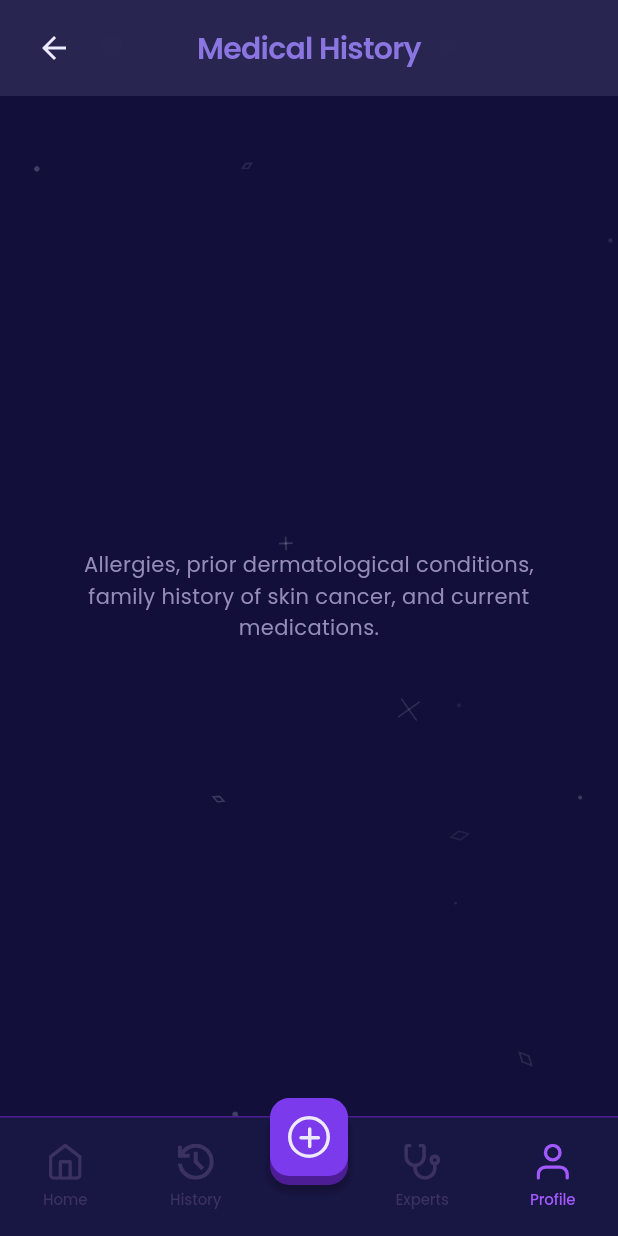
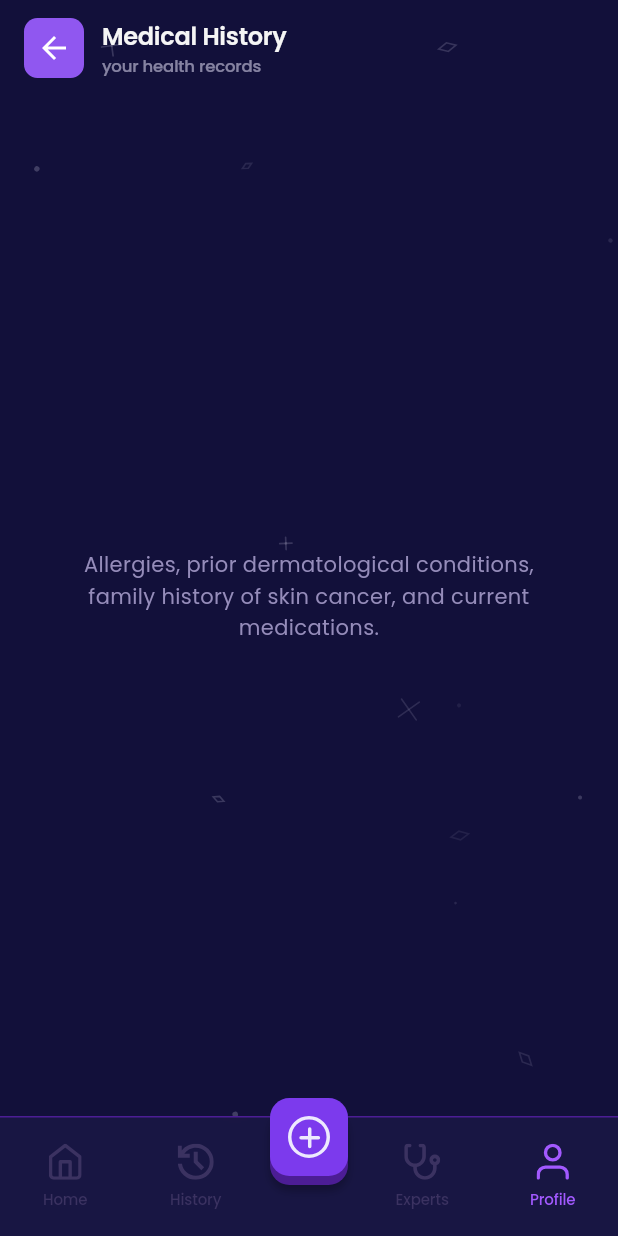
Before and after one commit to skeen-app/mobile-application, a Flutter app: the SkeenPlaceholderScreen screen opened directly, on a phone screen of 412 x 824 dp. Run offline on Flutter 3.47's test engine with Material 3 defaults, Android fonts, the phone set to English and light mode, and no system bars; our stand-ins replace camera, flutter_riverpod, flutter_svg, geolocator, go_router, shared_preferences; accounts and stored records are empty.

Commit message:
refactor: top navbar like figma design

```diff
--- a/lib/core/widgets/skeen_placeholder_screen.dart
+++ b/lib/core/widgets/skeen_placeholder_screen.dart
@@ -14,12 +14,14 @@ class SkeenPlaceholderScreen extends StatelessWidget {
   const SkeenPlaceholderScreen({
     super.key,
     required this.title,
+    this.subtitle,
     required this.body,
     required this.activeTab,
     this.showBack = false,
   });
 
   final String title;
+  final String? subtitle;
   final String body;
   final SkeenNavTab activeTab;
   final bool showBack;
@@ -41,7 +43,12 @@ class SkeenPlaceholderScreen extends StatelessWidget {
           SafeArea(
             child: Column(
               children: [
-                if (showBack) SkeenTopAppBar(title: title, showBack: true),
+                if (showBack)
+                  SkeenTopAppBar(
+                    title: title,
+                    subtitle: subtitle,
+                    showBack: true,
+                  ),
                 Expanded(
                   child: Center(
                     child: Padding(
--- a/lib/core/widgets/skeen_top_app_bar.dart
+++ b/lib/core/widgets/skeen_top_app_bar.dart
@@ -1,16 +1,19 @@
-import 'dart:ui';
-
 import 'package:flutter/material.dart';
 import 'package:flutter_svg/flutter_svg.dart';
 import 'package:go_router/go_router.dart';
 
-import '../theme/app_colors.dart';
+import 'skeen_constellation.dart';
 
-/// Reusable frosted-glass top app bar.
+/// Reusable top app bar matching Figma `Header - TopAppBar` (155:1060).
 ///
-/// Matches Figma `Header - TopAppBar` (154:1026): translucent indigo with a
-/// 6 px blur, leading back button, centered title. Used on every screen that
-/// is reachable via push/pop (Profile, Body Map, Reminder, sub-settings, …).
+/// Layout (left → right):
+///   • 40 × 40 rounded-square button (#9057F0, radius 9) with white back arrow
+///   • Column: [title] Poppins SemiBold 16 px · #F5F5F5
+///             [subtitle] Poppins Medium 11 px · rgba(237,233,254,0.53)
+///   • Animated constellation decoration floating on the right
+///
+/// Background is transparent so the screen-level `SkeenStarField` shows
+/// through.
 ///
 /// The widget implements [PreferredSizeWidget] so it can drop into a
 /// `Scaffold(appBar:)`, but it is also fine to embed directly in a column
@@ -19,12 +22,17 @@ class SkeenTopAppBar extends StatelessWidget implements PreferredSizeWidget {
   const SkeenTopAppBar({
     super.key,
     required this.title,
+    this.subtitle,
     this.onBack,
     this.actions = const [],
     this.showBack = true,
   });
 
   final String title;
+
+  /// Optional subtitle rendered below the title.
+  /// When `null`, only the title row is shown.
+  final String? subtitle;
 
   /// Override for the back action. When `null`, falls back to `context.pop()`
   /// or `context.goNamed('home')` if the navigator stack cannot pop.
@@ -44,42 +52,66 @@ class SkeenTopAppBar extends StatelessWidget implements PreferredSizeWidget {
   Widget build(BuildContext context) {
     return SizedBox(
       height: _height,
-      child: ClipRect(
-        child: BackdropFilter(
-          filter: ImageFilter.blur(sigmaX: 6, sigmaY: 6),
-          child: Container(
-            color: const Color(0x9936345F),
+      child: Stack(
+        children: [
+          // ── Foreground row ──
+          Padding(
             padding: const EdgeInsets.symmetric(horizontal: 16),
             child: Row(
               children: [
+                // Back button
                 if (showBack)
                   _BackButton(onPressed: () => _handleBack(context))
                 else
                   const SizedBox(width: 40),
+
+                const SizedBox(width: 12),
+
+                // Title + subtitle column
                 Expanded(
-                  child: Text(
+                  child: Column(
+                    mainAxisAlignment: MainAxisAlignment.center,
+                    crossAxisAlignment: CrossAxisAlignment.start,
+                    children: [
+                      Text(
                         title,
-                    textAlign: TextAlign.center,
                         maxLines: 1,
                         overflow: TextOverflow.ellipsis,
                         style: const TextStyle(
                           fontFamily: 'Poppins',
                           fontWeight: FontWeight.w600,
-                      fontSize: 20,
-                      height: 1.4,
-                      letterSpacing: -0.5,
-                      color: Color(0xFF8B76E1),
+                          fontSize: 16,
+                          height: 1.5,
+                          letterSpacing: -0.16,
+                          color: Color(0xFFF5F5F5),
                         ),
                       ),
+                      if (subtitle != null) ...[
+                        Text(
+                          subtitle!,
+                          maxLines: 1,
+                          overflow: TextOverflow.ellipsis,
+                          style: const TextStyle(
+                            fontFamily: 'Poppins',
+                            fontWeight: FontWeight.w500,
+                            fontSize: 11,
+                            height: 1.5,
+                            letterSpacing: -0.11,
+                            color: Color(0x87EDE9FE), // rgba(237,233,254,0.53)
                           ),
-                if (actions.isEmpty)
-                  const SizedBox(width: 40)
-                else
+                        ),
+                      ],
+                    ],
+                  ),
+                ),
+
+                // Trailing actions
+                if (actions.isNotEmpty)
                   Row(mainAxisSize: MainAxisSize.min, children: actions),
               ],
             ),
           ),
-        ),
+        ],
       ),
     );
   }
@@ -106,20 +138,24 @@ class _BackButton extends StatelessWidget {
   Widget build(BuildContext context) {
     return Material(
       color: Colors.transparent,
-      shape: const CircleBorder(),
+      borderRadius: BorderRadius.circular(9),
       child: InkWell(
-        customBorder: const CircleBorder(),
+        borderRadius: BorderRadius.circular(9),
         onTap: onPressed,
-        child: SizedBox(
+        child: Container(
           width: 40,
           height: 40,
+          decoration: BoxDecoration(
+            color: const Color(0xFF9057F0),
+            borderRadius: BorderRadius.circular(9),
+          ),
           child: Center(
             child: SvgPicture.asset(
               'assets/images/profile/back_arrow.svg',
               width: 16,
               height: 16,
               colorFilter: const ColorFilter.mode(
-                AppColors.violetaClaro,
+                Colors.white,
                 BlendMode.srcIn,
               ),
             ),
--- a/lib/features/auth/presentation/screens/medical_history_screen.dart
+++ b/lib/features/auth/presentation/screens/medical_history_screen.dart
@@ -10,6 +10,7 @@ class MedicalHistoryScreen extends StatelessWidget {
   Widget build(BuildContext context) {
     return const SkeenPlaceholderScreen(
       title: 'Medical History',
+      subtitle: 'your health records',
       body:
           'Allergies, prior dermatological conditions, family history of skin '
           'cancer, and current medications.',
--- a/lib/features/auth/presentation/screens/notifications_settings_screen.dart
+++ b/lib/features/auth/presentation/screens/notifications_settings_screen.dart
@@ -10,6 +10,7 @@ class NotificationsSettingsScreen extends StatelessWidget {
   Widget build(BuildContext context) {
     return const SkeenPlaceholderScreen(
       title: 'Notifications',
+      subtitle: 'stay up to date',
       body:
           'Toggle scan reminders, OTA model-update alerts, and check-in '
           'notifications. Choose between push, email, or both.',
--- a/lib/features/auth/presentation/screens/personal_information_screen.dart
+++ b/lib/features/auth/presentation/screens/personal_information_screen.dart
@@ -10,6 +10,7 @@ class PersonalInformationScreen extends StatelessWidget {
   Widget build(BuildContext context) {
     return const SkeenPlaceholderScreen(
       title: 'Personal Information',
+      subtitle: 'edit your details',
       body:
           'Edit your name, date of birth, contact details, and emergency '
           'contact information.',
--- a/lib/features/auth/presentation/screens/privacy_security_screen.dart
+++ b/lib/features/auth/presentation/screens/privacy_security_screen.dart
@@ -10,6 +10,7 @@ class PrivacySecurityScreen extends StatelessWidget {
   Widget build(BuildContext context) {
     return const SkeenPlaceholderScreen(
       title: 'Privacy & Security',
+      subtitle: 'manage your data',
       body:
           'Biometric login, change password, manage data sharing with '
           'consulting dermatologists, and export or delete your account.',
--- a/lib/features/auth/presentation/screens/profile_screen.dart
+++ b/lib/features/auth/presentation/screens/profile_screen.dart
@@ -48,6 +48,7 @@ class ProfileScreen extends ConsumerWidget {
               children: [
                 SkeenTopAppBar(
                   title: 'Profile',
+                  subtitle: 'your personal info',
                   onBack: () {
                     final router = GoRouter.of(context);
                     if (router.canPop()) {
--- a/lib/features/detection/presentation/screens/scan_a_mole_screen.dart
+++ b/lib/features/detection/presentation/screens/scan_a_mole_screen.dart
@@ -14,6 +14,7 @@ class ScanAMoleScreen extends StatelessWidget {
   Widget build(BuildContext context) {
     return const SkeenPlaceholderScreen(
       title: 'Scan a mole',
+      subtitle: 'AI skin analysis',
       body:
           'The AR-guided camera scan flow lives here. Calibration, capture, '
           'and on-device inference will be wired in next.',
--- a/lib/features/detection/presentation/screens/upload_photo_screen.dart
+++ b/lib/features/detection/presentation/screens/upload_photo_screen.dart
@@ -11,6 +11,7 @@ class UploadPhotoScreen extends StatelessWidget {
   Widget build(BuildContext context) {
     return const SkeenPlaceholderScreen(
       title: 'Upload a photo',
+      subtitle: 'from your gallery',
       body:
           'Pick an existing image from the gallery and run the same on-device '
           'analysis used for live scans.',
--- a/lib/features/patient/presentation/screens/body_map_screen.dart
+++ b/lib/features/patient/presentation/screens/body_map_screen.dart
@@ -12,6 +12,7 @@ class BodyMapScreen extends StatelessWidget {
   Widget build(BuildContext context) {
     return const SkeenPlaceholderScreen(
       title: 'Complete body map',
+      subtitle: 'track your moles',
       body:
           'Full-figure view with pannable mole markers and per-lesion history '
           'will live here.',
--- a/lib/features/patient/presentation/screens/reminder_screen.dart
+++ b/lib/features/patient/presentation/screens/reminder_screen.dart
@@ -10,6 +10,7 @@ class ReminderScreen extends StatelessWidget {
   Widget build(BuildContext context) {
     return const SkeenPlaceholderScreen(
       title: 'Reminders',
+      subtitle: 'your skin routine',
       body:
           'Schedule periodic check-ins for at-risk lesions and recurring '
           'self-exam routines.',
```
Lines whose indentation alone changed are shown as unchanged.
